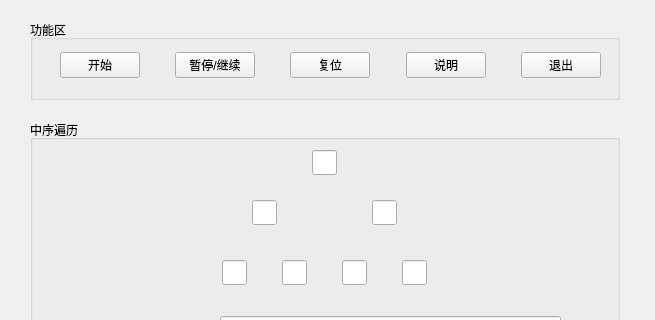
Before: the Qt Designer form treemidtravel.ui in Billxkk/-, drawn with Qt 5; both pictures show x 0 to 655 and y 0 to 320 of the 655 by 653 pixel window.
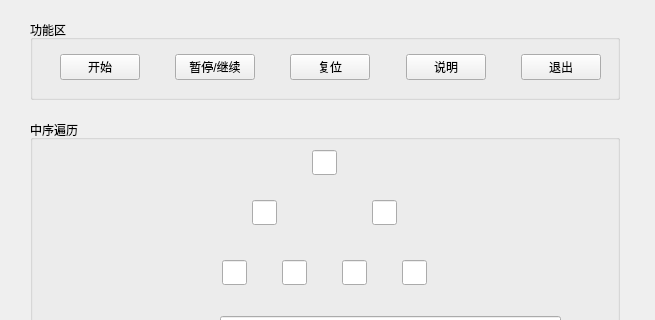
After: the same form once the commit is applied.

```diff
--- a/treemidtravel.ui
+++ b/treemidtravel.ui
@@ -287,6 +287,9 @@
       <height>80</height>
      </rect>
     </property>
+    <property name="styleSheet">
+     <string notr="true">font: 14pt &quot;微软雅黑&quot;;</string>
+    </property>
     <property name="title">
      <string>功能区</string>
     </property>
@@ -296,7 +299,7 @@
        <x>30</x>
        <y>30</y>
        <width>541</width>
-       <height>30</height>
+       <height>35</height>
       </rect>
      </property>
      <layout class="QHBoxLayout" name="horizontalLayout">
```
Left out of the diff: 55 changed lines with no effect on the pictures.
